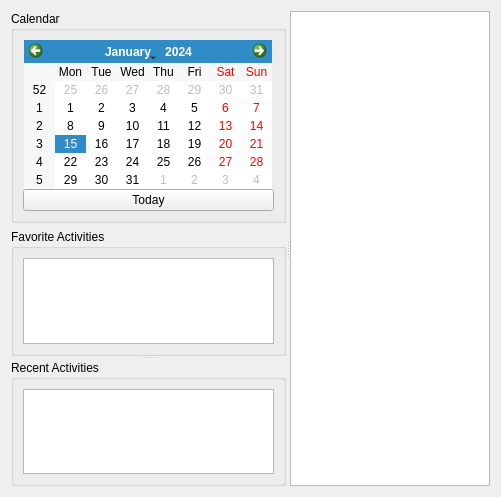
The window that src/dontpanik/ui/kmainwidget.ui (frankHa/dontpanic) describes before a commit, drawn with Qt 5.
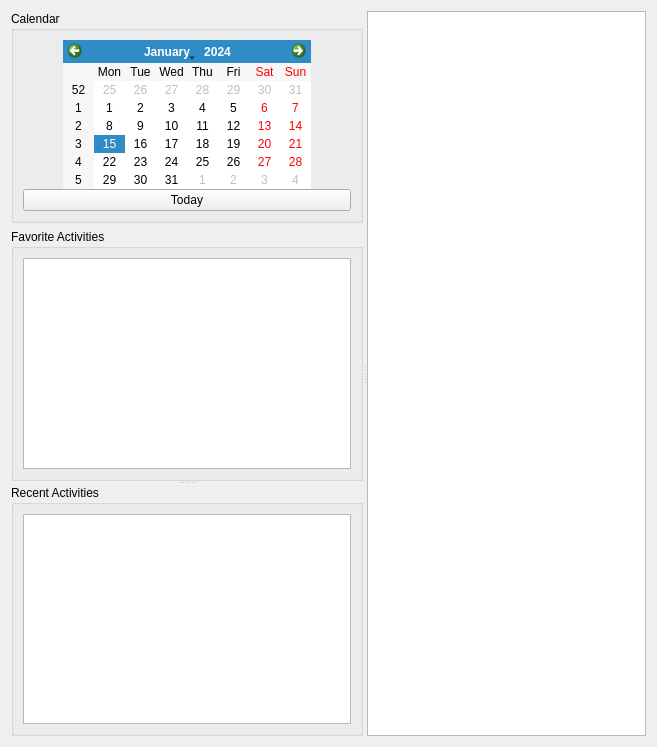
The same window after the commit. Custom widgets are drawn as their Qt base class.

Commit message: -some minor layout enhancements

```diff
--- a/src/dontpanik/ui/kmainwidget.ui
+++ b/src/dontpanik/ui/kmainwidget.ui
@@ -6,8 +6,8 @@
    <rect>
     <x>0</x>
     <y>0</y>
-    <width>501</width>
-    <height>497</height>
+    <width>657</width>
+    <height>747</height>
    </rect>
   </property>
   <property name="windowTitle">
@@ -129,7 +129,14 @@
        </item>
       </layout>
      </widget>
-     <widget class="dp::KActionsTable" name="action_table"/>
+     <widget class="dp::KActionsTable" name="action_table">
+      <property name="sizePolicy">
+       <sizepolicy hsizetype="Expanding" vsizetype="Expanding">
+        <horstretch>1</horstretch>
+        <verstretch>0</verstretch>
+       </sizepolicy>
+      </property>
+     </widget>
     </widget>
    </item>
   </layout>
```
The commit also changes 1 other file.
